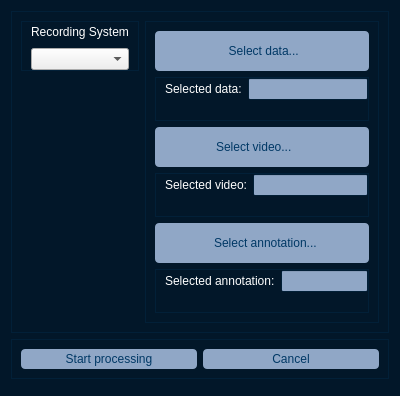
Above: mad_gui/qt_designer/load.ui from mad-lab-fau/mad-gui before the change. Below: the same form after it.
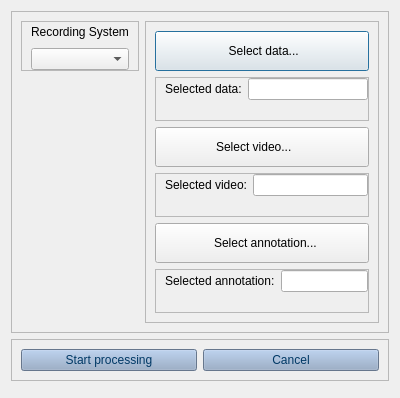
That is the form after the change. Icons and pictures are not drawn.

Diff of the .ui file:
```diff
--- a/mad_gui/qt_designer/load.ui
+++ b/mad_gui/qt_designer/load.ui
@@ -10,286 +10,6 @@
     <height>393</height>
    </rect>
   </property>
-  <property name="palette">
-   <palette>
-    <active>
-     <colorrole role="WindowText">
-      <brush brushstyle="SolidPattern">
-       <color alpha="255">
-        <red>255</red>
-        <green>255</green>
-        <blue>255</blue>
-       </color>
-      </brush>
-     </colorrole>
-     <colorrole role="Button">
-      <brush brushstyle="SolidPattern">
-       <color alpha="255">
-        <red>255</red>
-        <green>85</green>
-        <blue>255</blue>
-       </color>
-      </brush>
-     </colorrole>
-     <colorrole role="Light">
-      <brush brushstyle="SolidPattern">
-       <color alpha="255">
-        <red>255</red>
-        <green>255</green>
-        <blue>0</blue>
-       </color>
-      </brush>
-     </colorrole>
-     <colorrole role="Text">
-      <brush brushstyle="SolidPattern">
-       <color alpha="255">
-        <red>2</red>
-        <green>58</green>
-        <blue>103</blue>
-       </color>
-      </brush>
-     </colorrole>
-     <colorrole role="ButtonText">
-      <brush brushstyle="SolidPattern">
-       <color alpha="255">
-        <red>1</red>
-        <green>57</green>
-        <blue>102</blue>
-       </color>
-      </brush>
-     </colorrole>
-     <colorrole role="Base">
-      <brush brushstyle="SolidPattern">
-       <color alpha="255">
-        <red>144</red>
-        <green>167</green>
-        <blue>198</blue>
-       </color>
-      </brush>
-     </colorrole>
-     <colorrole role="Window">
-      <brush brushstyle="SolidPattern">
-       <color alpha="255">
-        <red>6</red>
-        <green>61</green>
-        <blue>105</blue>
-       </color>
-      </brush>
-     </colorrole>
-     <colorrole role="Shadow">
-      <brush brushstyle="SolidPattern">
-       <color alpha="255">
-        <red>105</red>
-        <green>105</green>
-        <blue>105</blue>
-       </color>
-      </brush>
-     </colorrole>
-     <colorrole role="AlternateBase">
-      <brush brushstyle="SolidPattern">
-       <color alpha="255">
-        <red>0</red>
-        <green>255</green>
-        <blue>0</blue>
-       </color>
-      </brush>
-     </colorrole>
-     <colorrole role="PlaceholderText">
-      <brush brushstyle="SolidPattern">
-       <color alpha="128">
-        <red>2</red>
-        <green>58</green>
-        <blue>103</blue>
-       </color>
-      </brush>
-     </colorrole>
-    </active>
-    <inactive>
-     <colorrole role="WindowText">
-      <brush brushstyle="SolidPattern">
-       <color alpha="255">
-        <red>255</red>
-        <green>255</green>
-        <blue>255</blue>
-       </color>
-      </brush>
-     </colorrole>
-     <colorrole role="Button">
-      <brush brushstyle="SolidPattern">
-       <color alpha="255">
-        <red>255</red>
-        <green>85</green>
-        <blue>255</blue>
-       </color>
-      </brush>
-     </colorrole>
-     <colorrole role="Light">
-      <brush brushstyle="SolidPattern">
-       <color alpha="255">
-        <red>255</red>
-        <green>255</green>
-        <blue>255</blue>
-       </color>
-      </brush>
-     </colorrole>
-     <colorrole role="Text">
-      <brush brushstyle="SolidPattern">
-       <color alpha="255">
-        <red>2</red>
-        <green>58</green>
-        <blue>103</blue>
-       </color>
-      </brush>
-     </colorrole>
-     <colorrole role="ButtonText">
-      <brush brushstyle="SolidPattern">
-       <color alpha="255">
-        <red>1</red>
-        <green>57</green>
-        <blue>102</blue>
-       </color>
-      </brush>
-     </colorrole>
-     <colorrole role="Base">
-      <brush brushstyle="SolidPattern">
-       <color alpha="255">
-        <red>144</red>
-        <green>167</green>
-        <blue>198</blue>
-       </color>
-      </brush>
-     </colorrole>
-     <colorrole role="Window">
-      <brush brushstyle="SolidPattern">
-       <color alpha="100">
-        <red>4</red>
-        <green>59</green>
-        <blue>104</blue>
-       </color>
-      </brush>
-     </colorrole>
-     <colorrole role="Shadow">
-      <brush brushstyle="SolidPattern">
-       <color alpha="255">
-        <red>105</red>
-        <green>105</green>
-        <blue>105</blue>
-       </color>
-      </brush>
-     </colorrole>
-     <colorrole role="AlternateBase">
-      <brush brushstyle="SolidPattern">
-       <color alpha="255">
-        <red>245</red>
-        <green>245</green>
-        <blue>245</blue>
-       </color>
-      </brush>
-     </colorrole>
-     <colorrole role="PlaceholderText">
-      <brush brushstyle="SolidPattern">
-       <color alpha="128">
-        <red>2</red>
-        <green>58</green>
-        <blue>103</blue>
-       </color>
-      </brush>
-     </colorrole>
-    </inactive>
-    <disabled>
-     <colorrole role="WindowText">
-      <brush brushstyle="SolidPattern">
-       <color alpha="255">
-        <red>127</red>
-        <green>127</green>
-        <blue>127</blue>
-       </color>
-      </brush>
-     </colorrole>
-     <colorrole role="Button">
-      <brush brushstyle="SolidPattern">
-       <color alpha="255">
-        <red>255</red>
-        <green>85</green>
-        <blue>255</blue>
-       </color>
-      </brush>
-     </colorrole>
-     <colorrole role="Light">
-      <brush brushstyle="SolidPattern">
-       <color alpha="255">
-        <red>255</red>
-        <green>255</green>
-        <blue>255</blue>
-       </color>
-      </brush>
-     </colorrole>
-     <colorrole role="Text">
-      <brush brushstyle="SolidPattern">
-       <color alpha="255">
-        <red>127</red>
-        <green>127</green>
-        <blue>127</blue>
-       </color>
-      </brush>
-     </colorrole>
-     <colorrole role="ButtonText">
-      <brush brushstyle="SolidPattern">
-       <color alpha="255">
-        <red>127</red>
-        <green>127</green>
-        <blue>127</blue>
-       </color>
-      </brush>
-     </colorrole>
-     <colorrole role="Base">
-      <brush brushstyle="SolidPattern">
-       <color alpha="255">
-        <red>135</red>
-        <green>135</green>
-        <blue>135</blue>
-       </color>
-      </brush>
-     </colorrole>
-     <colorrole role="Window">
-      <brush brushstyle="SolidPattern">
-       <color alpha="255">
-        <red>144</red>
-        <green>167</green>
-        <blue>198</blue>
-       </color>
-      </brush>
-     </colorrole>
-     <colorrole role="Shadow">
-      <brush brushstyle="SolidPattern">
-       <color alpha="255">
-        <red>144</red>
-        <green>167</green>
-        <blue>198</blue>
-       </color>
-      </brush>
-     </colorrole>
-     <colorrole role="AlternateBase">
-      <brush brushstyle="SolidPattern">
-       <color alpha="255">
-        <red>245</red>
-        <green>245</green>
-        <blue>245</blue>
-       </color>
-      </brush>
-     </colorrole>
-     <colorrole role="PlaceholderText">
-      <brush brushstyle="SolidPattern">
-       <color alpha="128">
-        <red>255</red>
-        <green>255</green>
-        <blue>255</blue>
-       </color>
-      </brush>
-     </colorrole>
-    </disabled>
-   </palette>
-  </property>
   <property name="windowTitle">
    <string>Form</string>
   </property>
@@ -361,20 +81,7 @@
             <string>System with that the data was recorded</string>
            </property>
            <property name="styleSheet">
-            <string notr="true">QPushButton{
-	border:none;
-	border-radius: 4px;
-	background-color: rgb(144,167,198);
-	color: rgb(0,56,101);
-	padding-left: 5px;
-   padding-right: 5px;
-}
-QPushButton:hover{
-	background-color: rgb(221,229,240);
-}
-QPushButton:checked{
-	background-color: rgb(221,229,240);
-}</string>
+            <string notr="true"/>
            </property>
           </widget>
          </item>
@@ -407,22 +114,6 @@
            <property name="toolTip">
             <string>Select sensor data to be loaded</string>
            </property>
-           <property name="styleSheet">
-            <string notr="true">QPushButton{
-	border:none;
-	border-radius: 4px;
-	background-color: rgb(144,167,198);
-	color: rgb(0,56,101);
-	padding-left: 5px;
-   padding-right: 5px;
-}
-QPushButton:hover{
-	background-color: rgb(221,229,240);
-}
-QPushButton:checked{
-	background-color: rgb(221,229,240);
-}</string>
-           </property>
            <property name="text">
             <string> Select data...</string>
            </property>
@@ -470,22 +161,6 @@
            <property name="toolTip">
             <string>Select a video file to be loaded</string>
            </property>
-           <property name="styleSheet">
-            <string notr="true">QPushButton{
-	border:none;
-	border-radius: 4px;
-	background-color: rgb(144,167,198);
-	color: rgb(0,56,101);
-	padding-left: 5px;
-   padding-right: 5px;
-}
-QPushButton:hover{
-	background-color: rgb(221,229,240);
-}
-QPushButton:checked{
-	background-color: rgb(221,229,240);
-}</string>
-           </property>
            <property name="text">
             <string>  Select video...       </string>
            </property>
@@ -543,22 +218,6 @@
            <property name="toolTip">
             <string>Select an annotation file to be loaded</string>
            </property>
-           <property name="styleSheet">
-            <string notr="true">QPushButton{
-	border:none;
-	border-radius: 4px;
-	background-color: rgb(144,167,198);
-	color: rgb(0,56,101);
-	padding-left: 5px;
-   padding-right: 5px;
-}
-QPushButton:hover{
-	background-color: rgb(221,229,240);
-}
-QPushButton:checked{
-	background-color: rgb(221,229,240);
-}</string>
-           </property>
            <property name="text">
             <string>  Select annotation...</string>
            </property>
@@ -836,22 +495,6 @@
         <property name="toolTip">
          <string>Return to main window and load specified data</string>
         </property>
-        <property name="styleSheet">
-         <string notr="true">QPushButton{
-	border:none;
-	border-radius: 4px;
-	background-color: rgb(144,167,198);
-	color: rgb(0,56,101);
-	padding-left: 5px;
-   padding-right: 5px;
-}
-QPushButton:hover{
-	background-color: rgb(221,229,240);
-}
-QPushButton:checked{
-	background-color: rgb(221,229,240);
-}</string>
-        </property>
         <property name="text">
          <string>Start processing</string>
         </property>
@@ -1067,22 +710,6 @@
         <property name="toolTip">
          <string>Return to main window without loading data</string>
         </property>
-        <property name="styleSheet">
-         <string notr="true">QPushButton{
-	border:none;
-	border-radius: 4px;
-	background-color: rgb(144,167,198);
-	color: rgb(0,56,101);
-	padding-left: 5px;
-   padding-right: 5px;
-}
-QPushButton:hover{
-	background-color: rgb(221,229,240);
-}
-QPushButton:checked{
-	background-color: rgb(221,229,240);
-}</string>
-        </property>
         <property name="text">
          <string>Cancel</string>
         </property>
```
